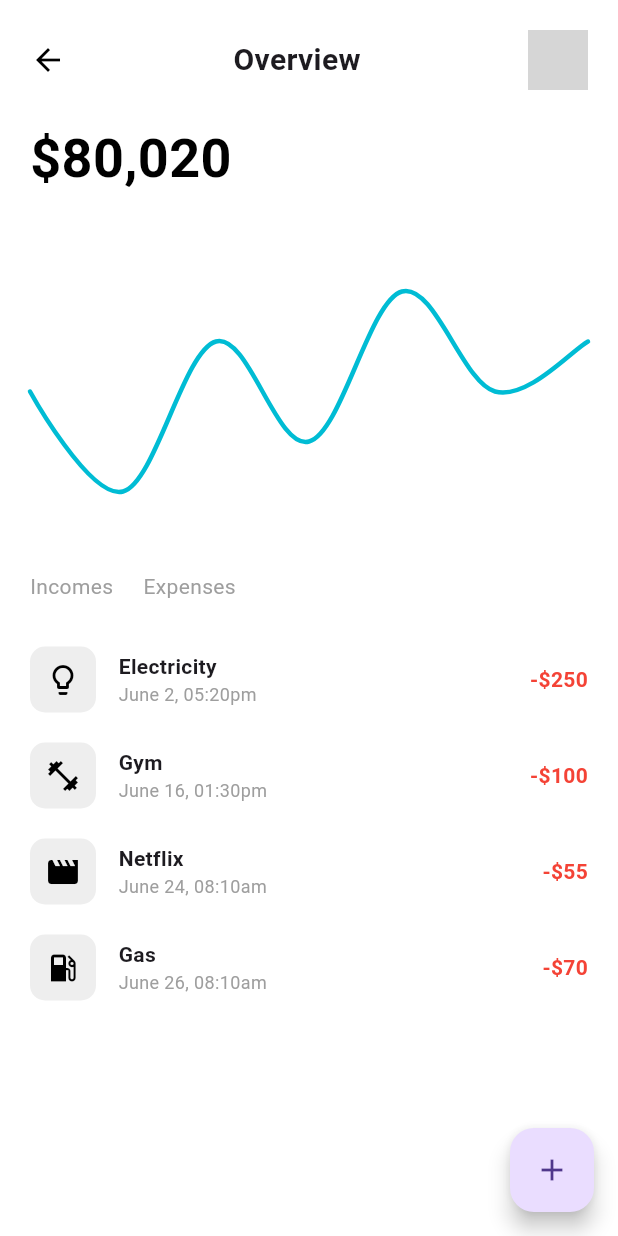
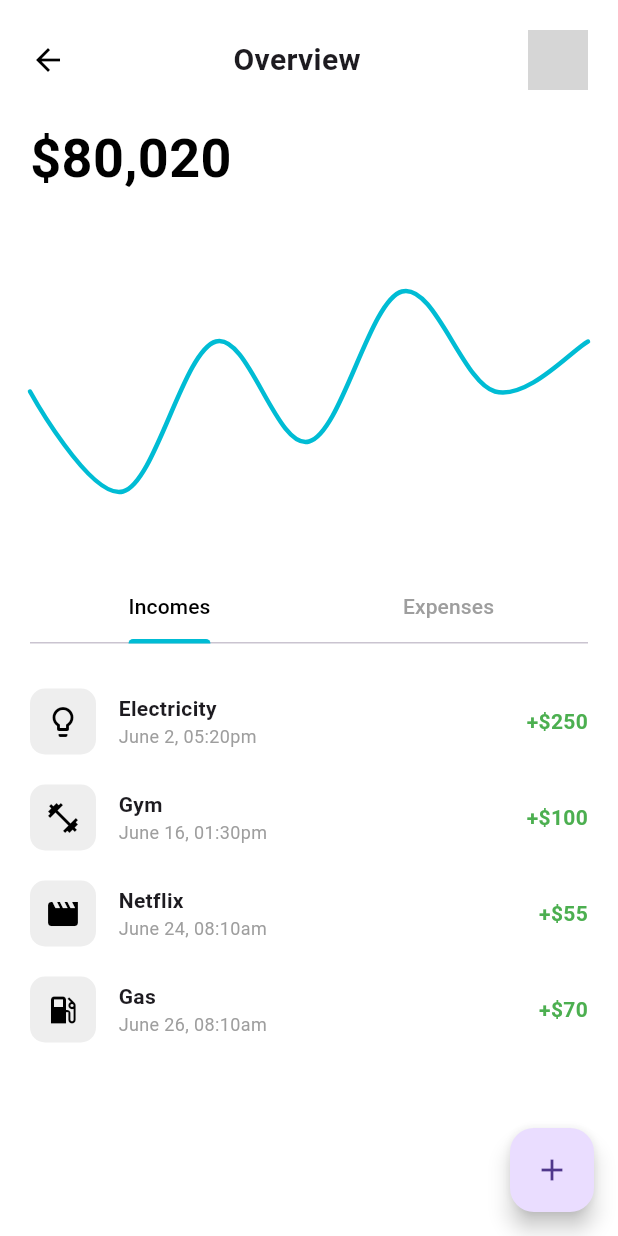
Before and after one commit to Nived-Manoj/Money_Management_App, a Flutter app: the screen it shows after launch, after a tap on the "calendar today" icon, on a phone screen of 412 x 824 dp. Run offline on Flutter 3.47's test engine with Material 3 defaults, Android fonts, the phone set to English and light mode, and no system bars; drawn by our look-alikes of fl_chart; network calls fail; grey boxes are pictures that could not be loaded.

Commit message:
initial commit

```diff
--- a/lib/home_screen.dart
+++ b/lib/home_screen.dart
@@ -40,7 +40,7 @@ class BalanceWidget extends StatelessWidget {
           style: TextStyle(fontSize: 16, color: Colors.grey[600]),
         ),
         Text(
-          '\$510.000',
+          '\$80,020',
           style: TextStyle(
               fontSize: 32, fontWeight: FontWeight.bold, color: Colors.black),
         ),
@@ -151,20 +151,29 @@ class RecentAllocationWidget extends StatelessWidget {
     return Column(
       crossAxisAlignment: CrossAxisAlignment.start,
       children: [
-        Text('Recent Allocation',
+        Text('Recent Investments',
             style: TextStyle(fontSize: 18, fontWeight: FontWeight.bold)),
         SizedBox(height: 20),
         AllocationItem(
             icon: '🚗',
-            name: 'Bitcoin',
-            amount: '\$25,500',
-            percentage: '2,00%'),
+            name: 'Car Washing Company',
+            amount: '\$10,000',
+            percentage: '5,00%'),
         SizedBox(height: 20),
         AllocationItem(
             icon: '₿',
             name: 'Bitcoin',
-            amount: '\$25,500',
-            percentage: '2,00%'),
+            amount: '\$75,500',
+            percentage: '25,00%'),
+        SizedBox(height: 20),
+        AllocationItem(
+            icon: 'F',
+            name: 'Fixed Deposit',
+            amount: '\$50,000',
+            percentage: '7,00%'),
+        SizedBox(height: 20),
+        AllocationItem(
+            icon: 'G', name: 'Gold', amount: '\$1,000', percentage: '1,00%'),
       ],
     );
   }
--- a/lib/spends.dart
+++ b/lib/spends.dart
@@ -4,7 +4,9 @@ import 'package:flutter/material.dart';
 class OverviewScreen extends StatelessWidget {
   @override
   Widget build(BuildContext context) {
-    return Scaffold(
+    return DefaultTabController(
+      length: 2,
+      child: Scaffold(
         backgroundColor: Colors.white,
         floatingActionButton: FloatingActionButton(
           onPressed: () {
@@ -24,26 +26,26 @@ class OverviewScreen extends StatelessWidget {
                 SizedBox(height: 20),
                 _buildChart(),
                 SizedBox(height: 20),
-              Row(
+                TabBar(
+                  labelColor: Colors.black,
+                  unselectedLabelColor: Colors.grey,
+                  indicatorColor: Colors.cyan,
+                  tabs: [
+                    Tab(text: 'Incomes'),
+                    Tab(text: 'Expenses'),
+                  ],
+                ),
+                SizedBox(height: 20),
+                Expanded(
+                  child: TabBarView(
                     children: [
-                  GestureDetector(
-                    onTap: () {
-                      // Handle incomes click
-                    },
-                    child:
-                        Text('Incomes', style: TextStyle(color: Colors.grey)),
+                      _buildIncomesList(),
+                      _buildExpensesList(),
+                    ],
                   ),
-                  SizedBox(width: 20),
-                  GestureDetector(
-                    onTap: () {},
-                    child:
-                        Text('Expenses', style: TextStyle(color: Colors.grey)),
                 ),
               ],
             ),
-              SizedBox(height: 20),
-              _buildExpensesList(),
-            ],
           ),
         ),
       ),
@@ -120,6 +122,20 @@ class OverviewScreen extends StatelessWidget {
     );
   }
 
+  Widget _buildIncomesList() {
+    return Column(
+      children: [
+        _buildIncomeItem(Icons.lightbulb_outline, 'Electricity',
+            'June 2, 05:20pm', '+\$250'),
+        _buildIncomeItem(
+            Icons.fitness_center, 'Gym', 'June 16, 01:30pm', '+\$100'),
+        _buildIncomeItem(Icons.movie, 'Netflix', 'June 24, 08:10am', '+\$55'),
+        _buildIncomeItem(
+            Icons.local_gas_station, 'Gas', 'June 26, 08:10am', '+\$70'),
+      ],
+    );
+  }
+
   Widget _buildExpensesList() {
     return Column(
       children: [
@@ -131,6 +147,38 @@ class OverviewScreen extends StatelessWidget {
         _buildExpenseItem(
             Icons.local_gas_station, 'Gas', 'June 26, 08:10am', '-\$70'),
       ],
+    );
+  }
+
+  Widget _buildIncomeItem(
+      IconData icon, String title, String date, String amount) {
+    return Padding(
+      padding: EdgeInsets.symmetric(vertical: 10),
+      child: Row(
+        children: [
+          Container(
+            padding: EdgeInsets.all(10),
+            decoration: BoxDecoration(
+              color: Colors.grey[200],
+              borderRadius: BorderRadius.circular(10),
+            ),
+            child: Icon(icon, color: Colors.black),
+          ),
+          SizedBox(width: 15),
+          Expanded(
+            child: Column(
+              crossAxisAlignment: CrossAxisAlignment.start,
+              children: [
+                Text(title, style: TextStyle(fontWeight: FontWeight.bold)),
+                Text(date, style: TextStyle(color: Colors.grey, fontSize: 12)),
+              ],
+            ),
+          ),
+          Text(amount,
+              style:
+                  TextStyle(color: Colors.green, fontWeight: FontWeight.bold)),
+        ],
+      ),
     );
   }
 
```
Lines whose indentation alone changed are shown as unchanged.
